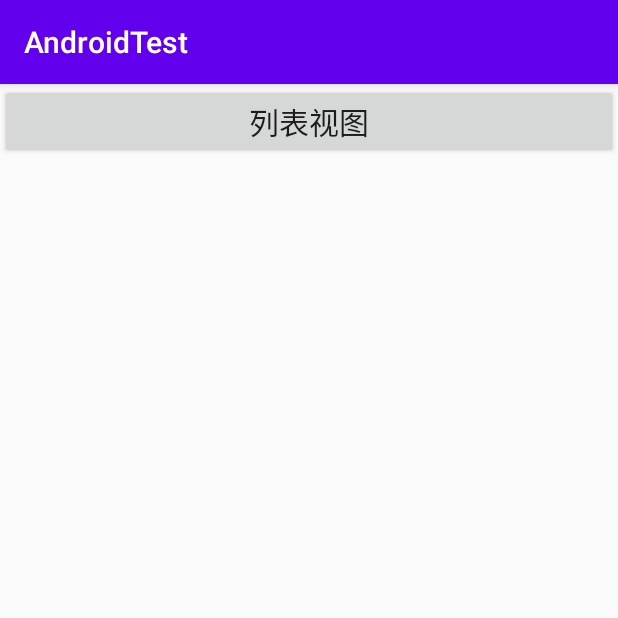
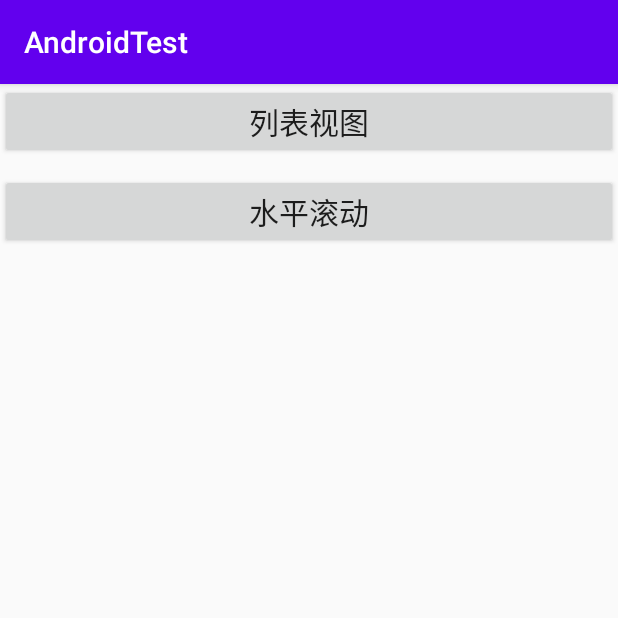
Before and after one commit to xuyj1111/android-test, an Android app: the RecyclerActivity screen opened directly, with no data from a screen before it, on a phone screen of 412 x 824 dp, the top half of it. Run offline under Robolectric (Android 15) with nearby library versions, the phone set to English and light mode, and no system bars.

Commit message:
RecyclerView水平滚动

```diff
--- a/app/src/main/AndroidManifest.xml
+++ b/app/src/main/AndroidManifest.xml
@@ -11,7 +11,8 @@
         android:roundIcon="@mipmap/ic_launcher_round"
         android:supportsRtl="true"
         android:theme="@style/Theme.AndroidTest">
-        <activity android:name=".recyclerview.LinearRecyclerViewActivity"></activity>
+        <activity android:name=".recyclerview.HorRecyclerViewActivity"></activity>
+        <activity android:name=".recyclerview.LinearRecyclerViewActivity" />
         <activity android:name=".recyclerview.RecyclerActivity" />
         <activity android:name=".ImageViewActivity" />
         <activity android:name=".CheckBoxActivity" />
--- a/app/src/main/java/com/example/androidtest/recyclerview/RecyclerActivity.java
+++ b/app/src/main/java/com/example/androidtest/recyclerview/RecyclerActivity.java
@@ -11,7 +11,7 @@ import com.example.androidtest.R;
 
 public class RecyclerActivity extends AppCompatActivity {
 
-    private Button linearBtn;
+    private Button linearBtn, horBtn;
 
     @Override
     protected void onCreate(Bundle savedInstanceState) {
@@ -25,5 +25,13 @@ public class RecyclerActivity extends AppCompatActivity {
                 startActivity(intent);
             }
         });
+        horBtn = findViewById(R.id.btn_hor);
+        horBtn.setOnClickListener(new View.OnClickListener() {
+            @Override
+            public void onClick(View view) {
+                Intent intent = new Intent(RecyclerActivity.this, HorRecyclerViewActivity.class);
+                startActivity(intent);
+            }
+        });
     }
 }
--- a/app/src/main/res/layout/activity_recycler.xml
+++ b/app/src/main/res/layout/activity_recycler.xml
@@ -4,6 +4,7 @@
     xmlns:tools="http://schemas.android.com/tools"
     android:layout_width="match_parent"
     android:layout_height="match_parent"
+    android:orientation="vertical"
     tools:context=".recyclerview.RecyclerActivity">
 
     <Button
@@ -14,4 +15,13 @@
         android:text="列表视图"
         android:textSize="20sp"
         />
+
+    <Button
+        android:id="@+id/btn_hor"
+        android:layout_width="match_parent"
+        android:layout_height="wrap_content"
+        android:layout_marginBottom="10dp"
+        android:text="水平滚动"
+        android:textSize="20sp"
+        />
 </LinearLayout>
```
Also changed, not shown: app/src/main/java/com/example/androidtest/recyclerview/HorAdapter.java (added, +55 -0 lines), app/src/main/java/com/example/androidtest/recyclerview/HorRecyclerViewActivity.java (added, +43 -0 lines), app/src/main/res/layout/activity_hor_recycler_view.xml (added, +16 -0 lines), app/src/main/res/layout/layout_hor_item.xml (added, +17 -0 lines).
